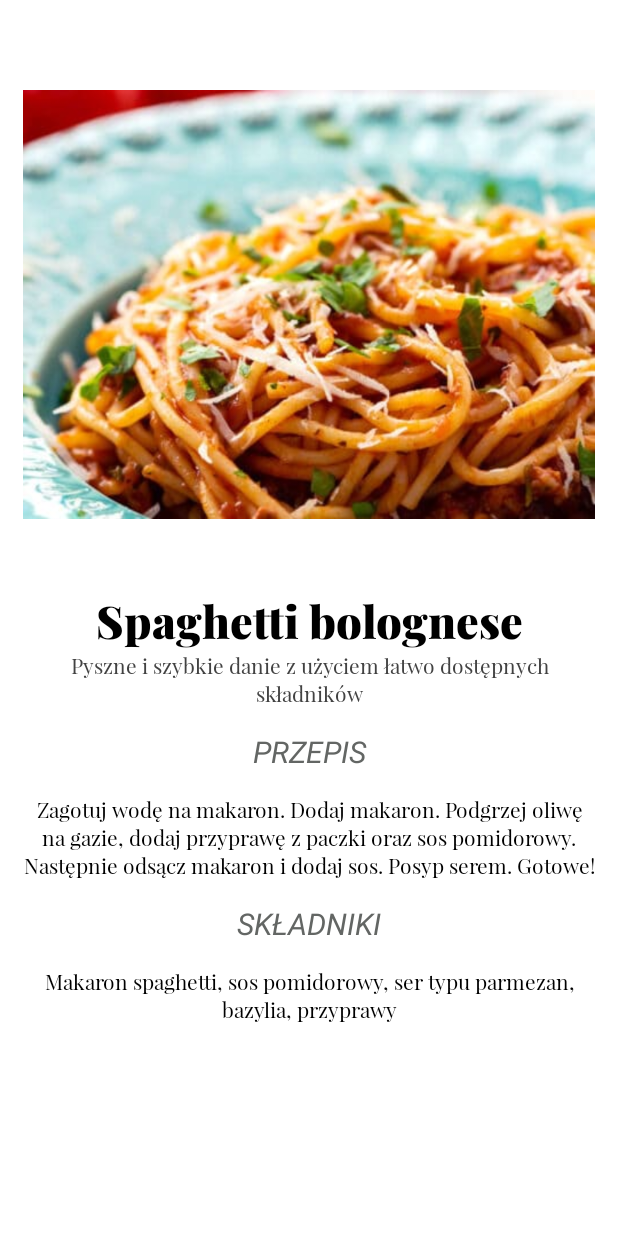
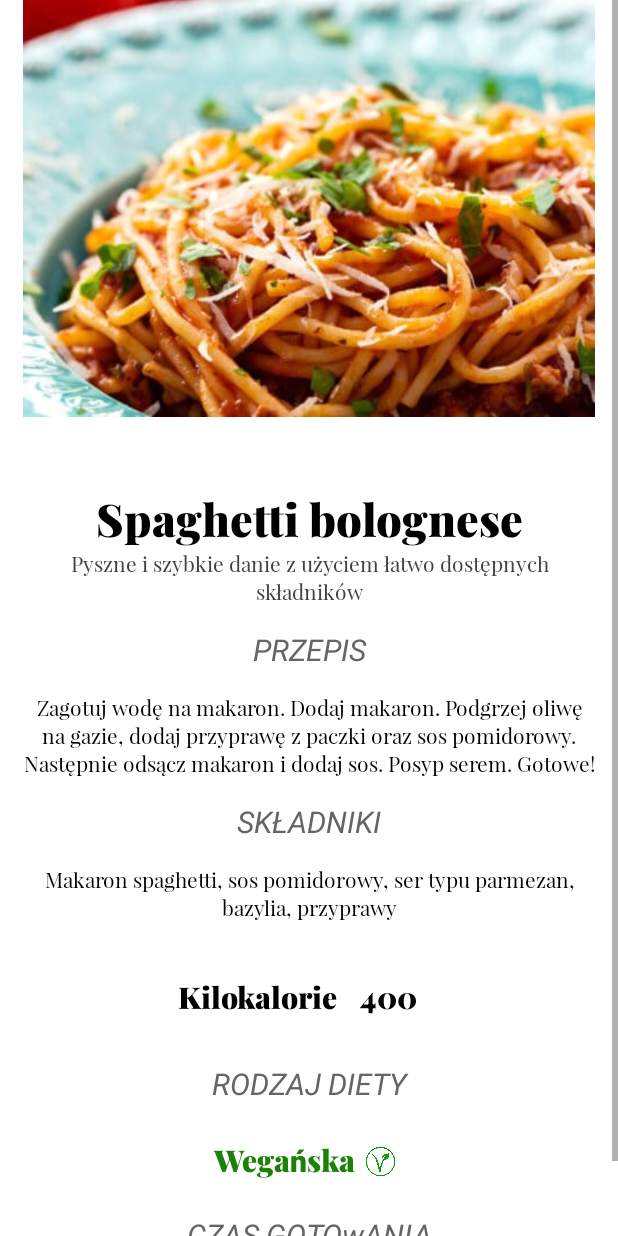
Before and after one commit to AndrzejKrzywda00/EverydayCook, an Android app: the layout dish_display_fragment.xml on its own in the app's theme, with its tools: preview values and no code run, on a phone screen of 412 x 824 dp. Run offline under Robolectric (Android 15) with nearby library versions, the phone set to English and light mode, and no system bars; Roboto replaces fonts that are not available here.

Commit message:
dodano wygląd okna prezentacji dania bez tagów

```diff
--- a/app/src/main/res/layout/dish_display_fragment.xml
+++ b/app/src/main/res/layout/dish_display_fragment.xml
@@ -108,16 +108,47 @@
             </TextView>
 
             <!--Place for cooking time-->
-            <TextView
+            <LinearLayout
                 android:layout_width="match_parent"
-                android:layout_height="wrap_content">
+                android:layout_height="wrap_content"
+                android:orientation="horizontal"
+                android:gravity="center">
 
-            </TextView>
+                <TextView
+                    android:layout_width="wrap_content"
+                    android:layout_height="wrap_content"
+                    android:text="@string/calories_holder"
+                    android:textColor="@color/black"
+                    android:fontFamily="@font/playfair_display_black"
+                    android:textAlignment="center"
+                    android:textSize="20sp">
+
+                </TextView>
+
+                <TextView
+                    android:layout_width="wrap_content"
+                    android:layout_height="wrap_content"
+                    android:text="@string/default_calories"
+                    android:fontFamily="@font/playfair_display_black"
+                    android:textColor="@color/black"
+                    android:textAlignment="center"
+                    android:textSize="20sp"
+                    android:layout_margin="15dp">
+
+                </TextView>
+
+            </LinearLayout>
 
             <!--Place for "DIET TYPE"-->
             <TextView
                 android:layout_width="match_parent"
-                android:layout_height="wrap_content">
+                android:layout_height="wrap_content"
+                android:text="@string/default_diet_type"
+                android:textColor="@color/dark_grey"
+                android:textAlignment="center"
+                android:textStyle="italic"
+                android:textSize="20sp"
+                android:layout_margin="15dp">
 
             </TextView>
 
@@ -125,21 +156,57 @@
             <LinearLayout
                 android:layout_width="match_parent"
                 android:layout_height="wrap_content"
-                android:orientation="horizontal">
+                android:orientation="horizontal"
+                android:gravity="center"
+                android:layout_margin="5dp">
 
                 <TextView
                     android:layout_width="wrap_content"
-                    android:layout_height="wrap_content">
+                    android:layout_height="wrap_content"
+                    android:text="@string/vegan_diet"
+                    android:textSize="20sp"
+                    android:textColor="@color/dark_green"
+                    android:fontFamily="@font/playfair_display_black"
+                    android:textAlignment="center">
 
                 </TextView>
 
                 <ImageView
-                    android:layout_width="wrap_content"
-                    android:layout_height="wrap_content">
+                    android:layout_width="30dp"
+                    android:layout_height="30dp"
+                    android:src="@drawable/vegLeaf"
+                    android:layout_marginTop="2dp"
+                    android:layout_marginStart="2dp"
+                    android:contentDescription="@string/default_description">
 
                 </ImageView>
 
             </LinearLayout>
+
+            <TextView
+                android:layout_width="match_parent"
+                android:layout_height="wrap_content"
+                android:layout_margin="15dp"
+                android:text="@string/time_cooking_holder"
+                android:textSize="20sp"
+                android:textColor="@color/dark_grey"
+                android:textAlignment="center"
+                android:textStyle="italic">
+
+            </TextView>
+
+            <TextView
+                android:layout_width="match_parent"
+                android:layout_height="wrap_content"
+                android:text="@string/time_cooking_default"
+                android:textColor="@color/black"
+                android:textAlignment="center"
+                android:fontFamily="@font/playfair_display_black"
+                android:textSize="17sp">
+
+            </TextView>
+
+            <!--Only tags to finish-->
 
         </LinearLayout>
 
--- a/app/src/main/res/values/colors.xml
+++ b/app/src/main/res/values/colors.xml
@@ -16,6 +16,7 @@
     <color name="background_blue">#61a8c7</color>   <!--Row background-->
     <color name="red">#ff0000</color>
     <color name="green">#07c700</color>
+    <color name="dark_green">#1b8207</color>
     <color name="dark_blue">#2a50e8</color>
     <color name="delicate_yellow">#fff652</color>
     <color name="dark_grey">#636664</color>
--- a/app/src/main/res/values/strings.xml
+++ b/app/src/main/res/values/strings.xml
@@ -141,6 +141,10 @@
     <string name="default_dish_description">Pyszne i szybkie danie z użyciem łatwo dostępnych składników</string>
     <string name="recipe_holder">PRZEPIS</string>
     <string name="ingredients_holder">SKŁADNIKI</string>
+    <string name="default_diet_type">RODZAJ DIETY</string>
+    <string name="calories_holder">Kilokalorie</string>
+    <string name="time_cooking_holder">CZAS GOTOwANIA</string>
+    <string name="time_cooking_default">20 minut</string>
     <string name="default_recipe">Zagotuj wodę na makaron. Dodaj makaron. Podgrzej oliwę na gazie, dodaj przyprawę z paczki oraz sos pomidorowy. Następnie odsącz makaron i dodaj sos. Posyp serem. Gotowe!</string>
     <string name="default_ingredients">Makaron spaghetti, sos pomidorowy, ser typu parmezan, bazylia, przyprawy</string>
     <string name="default_calories">400</string>
```
